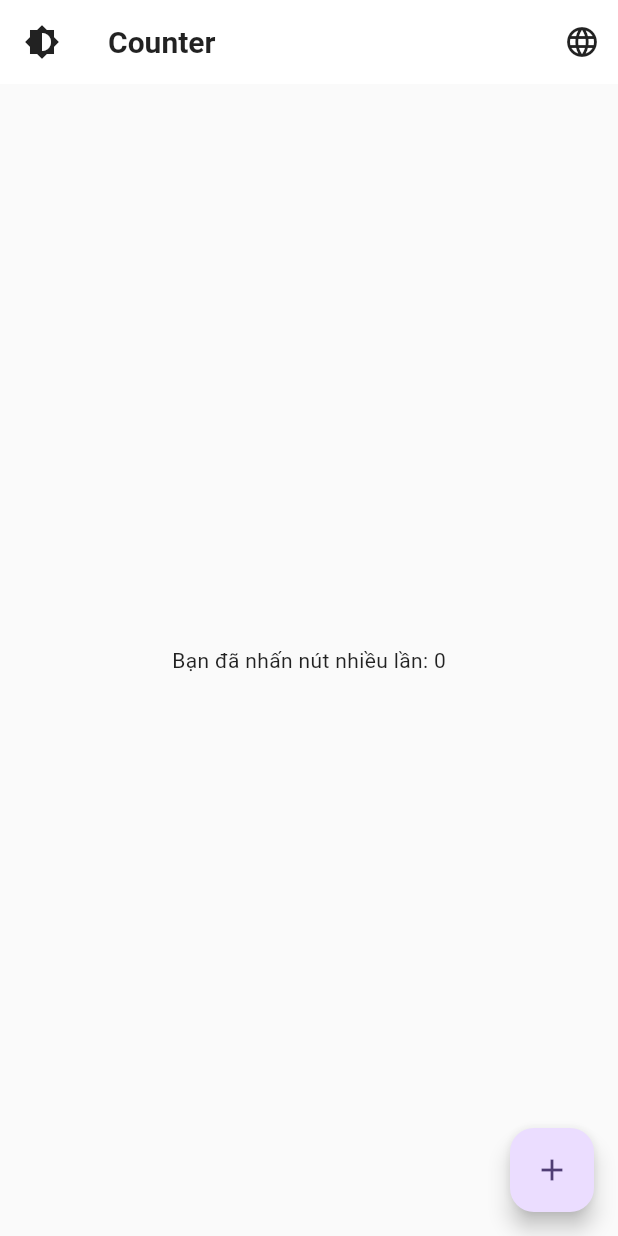
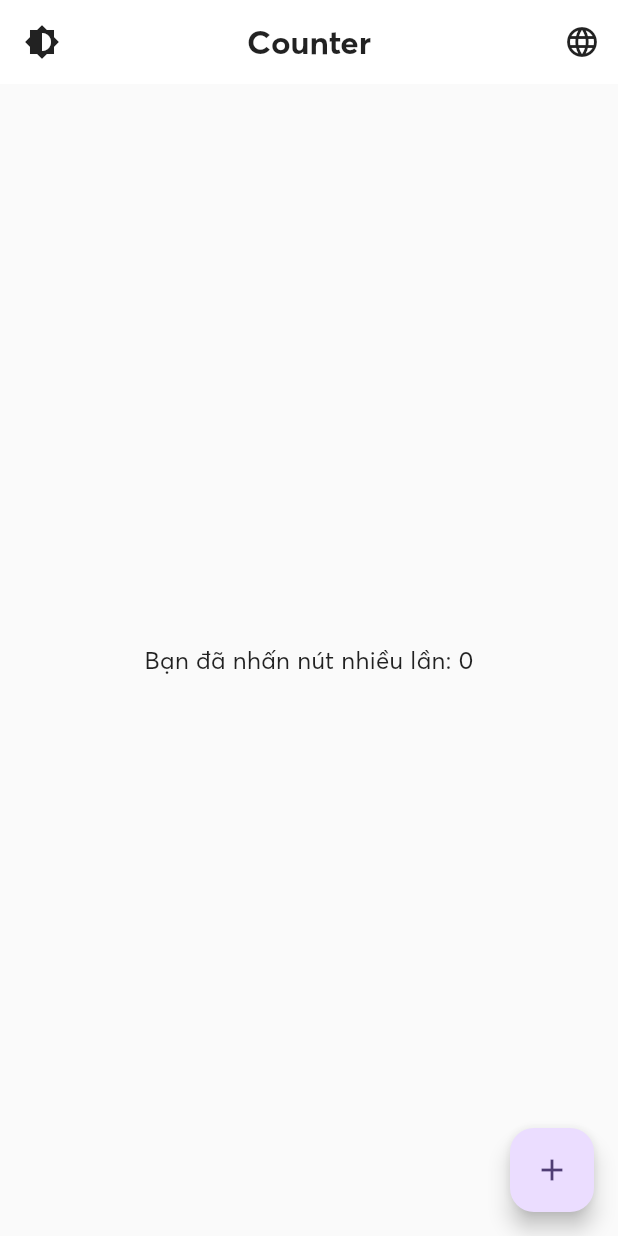
Before and after one commit to Dao-Van-Thanh/Truyen-CV, a Flutter app: the screen it shows after launch, on a phone screen of 412 x 824 dp. Run offline on Flutter 3.47's test engine with Material 3 defaults, Android fonts, the phone set to English and light mode, and no system bars; our stand-ins replace dio, flutter_cache_manager, flutter_riverpod, gap, rxdart; missing offline and left inert: http_certificate_pinning, slang; generated files the repository leaves out were written again; project files that could hold a hidden picture were left out.

Commit message:
feat: add font AvertaStdCY

```diff
--- a/lib/main.dart
+++ b/lib/main.dart
@@ -1,3 +1,5 @@
+import 'dart:io';
+
 import 'package:flutter/material.dart';
 import 'package:flutter_riverpod/flutter_riverpod.dart';
 import 'package:flutter_template/bloc/bloc_provider.dart';
@@ -43,6 +45,24 @@ class MyApp extends ConsumerWidget {
           themeMode: appThemeBloc.themeModeSubject.value,
           onGenerateRoute: RoutePage.onGenerateRoute,
           navigatorKey: routerService.navigatorKey,
+          builder: (context, child) {
+            if (child == null) return const SizedBox.shrink();
+
+            if (!Platform.isIOS) {
+              return child;
+            }
+            // Only apply fixed text scaling if the platform is iOS
+            return MediaQuery(
+              data: MediaQuery.of(context)
+                  .copyWith(textScaler: const TextScaler.linear(1.0)),
+              child: ScrollConfiguration(
+                behavior: const ScrollBehavior().copyWith(
+                  physics: const ClampingScrollPhysics(),
+                ),
+                child: child,
+              ),
+            );
+          },
           initialRoute: RouteName.counter,
         );
       },
--- a/lib/shared/bloc/theme/app_theme.dart
+++ b/lib/shared/bloc/theme/app_theme.dart
@@ -1,38 +1,58 @@
-// lib/dependency/theme/app_theme.dart
-import 'dart:io';
-
 import 'package:flutter/material.dart';
 
 class AppTheme {
-  static final String _defaultFont = Platform.isIOS ? 'SF Pro' : 'Roboto';
+  static final String _defaultFont = 'AvertaStdCY';
 
-  // Light Theme
   static ThemeData light = ThemeData(
+    useMaterial3: true,
+    brightness: Brightness.light,
     fontFamily: _defaultFont,
-    brightness: Brightness.light,
-    scaffoldBackgroundColor: Colors.grey[50], // nền sáng, dịu mắt
-    primaryColor: Colors.deepPurple,
+    scaffoldBackgroundColor: Colors.grey[50],
     colorScheme: ColorScheme.fromSeed(
       seedColor: Colors.deepPurple,
       brightness: Brightness.light,
     ),
     textTheme: const TextTheme(
-      bodyLarge: TextStyle(fontSize: 16, height: 1.5, color: Colors.black87),
-      bodyMedium: TextStyle(fontSize: 14, height: 1.4, color: Colors.black87),
-      titleLarge: TextStyle(fontSize: 20, fontWeight: FontWeight.bold),
+      bodyLarge: TextStyle(fontSize: 18, height: 1.6, color: Colors.black87),
+      bodyMedium: TextStyle(fontSize: 16, height: 1.5, color: Colors.black87),
+      titleLarge: TextStyle(fontSize: 22, fontWeight: FontWeight.bold),
       titleMedium: TextStyle(fontSize: 18, fontWeight: FontWeight.w600),
     ),
     appBarTheme: const AppBarTheme(
+      backgroundColor: Colors.white,
       elevation: 0,
-      backgroundColor: Colors.white,
       foregroundColor: Colors.black87,
       iconTheme: IconThemeData(color: Colors.black87),
+      centerTitle: true,
     ),
     cardTheme: CardTheme(
       color: Colors.white,
-      elevation: 1,
       margin: const EdgeInsets.symmetric(vertical: 6, horizontal: 12),
+      elevation: 0.5,
       shape: RoundedRectangleBorder(borderRadius: BorderRadius.circular(8)),
+    ),
+    dividerTheme: const DividerThemeData(
+      color: Colors.black12,
+      thickness: 1,
+      space: 24,
+    ),
+    popupMenuTheme: const PopupMenuThemeData(
+      elevation: 2,
+      color: Colors.white,
+      textStyle: TextStyle(color: Colors.black87),
+    ),
+    bottomSheetTheme: BottomSheetThemeData(
+      backgroundColor: Colors.white,
+      elevation: 4,
+      shape: RoundedRectangleBorder(
+        borderRadius: BorderRadius.circular(12),
+      ),
+    ),
+    dialogTheme: DialogTheme(
+      backgroundColor: Colors.white,
+      shape: RoundedRectangleBorder(
+        borderRadius: BorderRadius.circular(12),
+      ),
     ),
     elevatedButtonTheme: ElevatedButtonThemeData(
       style: ElevatedButton.styleFrom(
@@ -41,35 +61,82 @@ class AppTheme {
         shape: RoundedRectangleBorder(borderRadius: BorderRadius.circular(8)),
       ),
     ),
+    textButtonTheme: TextButtonThemeData(
+      style: TextButton.styleFrom(
+        foregroundColor: Colors.deepPurple,
+      ),
+    ),
+    inputDecorationTheme: InputDecorationTheme(
+      filled: true,
+      fillColor: Colors.grey[200],
+      border: OutlineInputBorder(
+        borderRadius: BorderRadius.circular(8),
+        borderSide: BorderSide.none,
+      ),
+      hintStyle: const TextStyle(color: Colors.black45),
+    ),
+    scrollbarTheme: ScrollbarThemeData(
+      thumbVisibility: WidgetStateProperty.all(false),
+      thickness: WidgetStateProperty.all(4),
+      radius: const Radius.circular(4),
+    ),
+    pageTransitionsTheme: const PageTransitionsTheme(
+      builders: {
+        TargetPlatform.android: FadeUpwardsPageTransitionsBuilder(),
+        TargetPlatform.iOS: CupertinoPageTransitionsBuilder(),
+      },
+    ),
+    splashFactory: NoSplash.splashFactory,
   );
 
-  // Dark Theme
   static ThemeData dark = ThemeData(
+    useMaterial3: true,
     brightness: Brightness.dark,
     fontFamily: _defaultFont,
-    scaffoldBackgroundColor: Colors.grey[900], // nền tối nhẹ
-    primaryColor: Colors.deepPurple[200],
+    scaffoldBackgroundColor: Colors.grey[900],
     colorScheme: ColorScheme.fromSeed(
       seedColor: Colors.deepPurple,
       brightness: Brightness.dark,
     ),
     textTheme: const TextTheme(
-      bodyLarge: TextStyle(fontSize: 16, height: 1.5, color: Colors.white70),
-      bodyMedium: TextStyle(fontSize: 14, height: 1.4, color: Colors.white70),
-      titleLarge: TextStyle(fontSize: 20, fontWeight: FontWeight.bold),
+      bodyLarge: TextStyle(fontSize: 18, height: 1.6, color: Colors.white70),
+      bodyMedium: TextStyle(fontSize: 16, height: 1.5, color: Colors.white70),
+      titleLarge: TextStyle(fontSize: 22, fontWeight: FontWeight.bold),
       titleMedium: TextStyle(fontSize: 18, fontWeight: FontWeight.w600),
     ),
     appBarTheme: AppBarTheme(
+      backgroundColor: Colors.grey[900],
       elevation: 0,
-      backgroundColor: Colors.grey[900],
       foregroundColor: Colors.white70,
-      iconTheme: const IconThemeData(color: Colors.white70),
+      centerTitle: true,
     ),
     cardTheme: CardTheme(
       color: Colors.grey[850],
-      elevation: 1,
       margin: const EdgeInsets.symmetric(vertical: 6, horizontal: 12),
+      elevation: 0.5,
       shape: RoundedRectangleBorder(borderRadius: BorderRadius.circular(8)),
+    ),
+    dividerTheme: const DividerThemeData(
+      color: Colors.white10,
+      thickness: 1,
+      space: 24,
+    ),
+    popupMenuTheme: PopupMenuThemeData(
+      color: Colors.grey[850],
+      elevation: 2,
+      textStyle: const TextStyle(color: Colors.white70),
+    ),
+    bottomSheetTheme: BottomSheetThemeData(
+      backgroundColor: Colors.grey[800],
+      shape: RoundedRectangleBorder(
+        borderRadius: BorderRadius.circular(12),
+      ),
+    ),
+    dialogTheme: DialogTheme(
+      backgroundColor: Colors.grey[850],
+      shape: RoundedRectangleBorder(
+        borderRadius: BorderRadius.circular(12),
+      ),
     ),
     elevatedButtonTheme: ElevatedButtonThemeData(
       style: ElevatedButton.styleFrom(
@@ -78,5 +145,31 @@ class AppTheme {
         shape: RoundedRectangleBorder(borderRadius: BorderRadius.circular(8)),
       ),
     ),
+    textButtonTheme: TextButtonThemeData(
+      style: TextButton.styleFrom(
+        foregroundColor: Colors.deepPurple[200],
+      ),
+    ),
+    inputDecorationTheme: InputDecorationTheme(
+      filled: true,
+      fillColor: Colors.grey[800],
+      border: OutlineInputBorder(
+        borderRadius: BorderRadius.circular(8),
+        borderSide: BorderSide.none,
+      ),
+      hintStyle: const TextStyle(color: Colors.white38),
+    ),
+    scrollbarTheme: ScrollbarThemeData(
+      thumbVisibility: WidgetStateProperty.all(false),
+      thickness: WidgetStateProperty.all(4),
+      radius: const Radius.circular(4),
+    ),
+    pageTransitionsTheme: const PageTransitionsTheme(
+      builders: {
+        TargetPlatform.android: FadeUpwardsPageTransitionsBuilder(),
+        TargetPlatform.iOS: CupertinoPageTransitionsBuilder(),
+      },
+    ),
+    splashFactory: NoSplash.splashFactory,
   );
 }
```
Also changed, not shown: pubspec.yaml (+52 -11 lines), assets/fonts/AvertaStdCY/AvertaStdCY-Black.otf (added), assets/fonts/AvertaStdCY/AvertaStdCY-BlackItalic.otf (added), assets/fonts/AvertaStdCY/AvertaStdCY-Bold.otf (added), assets/fonts/AvertaStdCY/AvertaStdCY-BoldItalic.otf (added), assets/fonts/AvertaStdCY/AvertaStdCY-Extrabold.otf (added), assets/fonts/AvertaStdCY/AvertaStdCY-ExtraboldItalic.otf (added), assets/fonts/AvertaStdCY/AvertaStdCY-Light.otf (added), assets/fonts/AvertaStdCY/AvertaStdCY-LightItalic.otf (added), assets/fonts/AvertaStdCY/AvertaStdCY-Regular.otf (added), assets/fonts/AvertaStdCY/AvertaStdCY-RegularItalic.otf (added), assets/fonts/AvertaStdCY/AvertaStdCY-Semibold.otf (added), assets/fonts/AvertaStdCY/AvertaStdCY-SemiboldItalic.otf (added), assets/fonts/AvertaStdCY/AvertaStdCY-Thin.otf (added), 3 more files.
